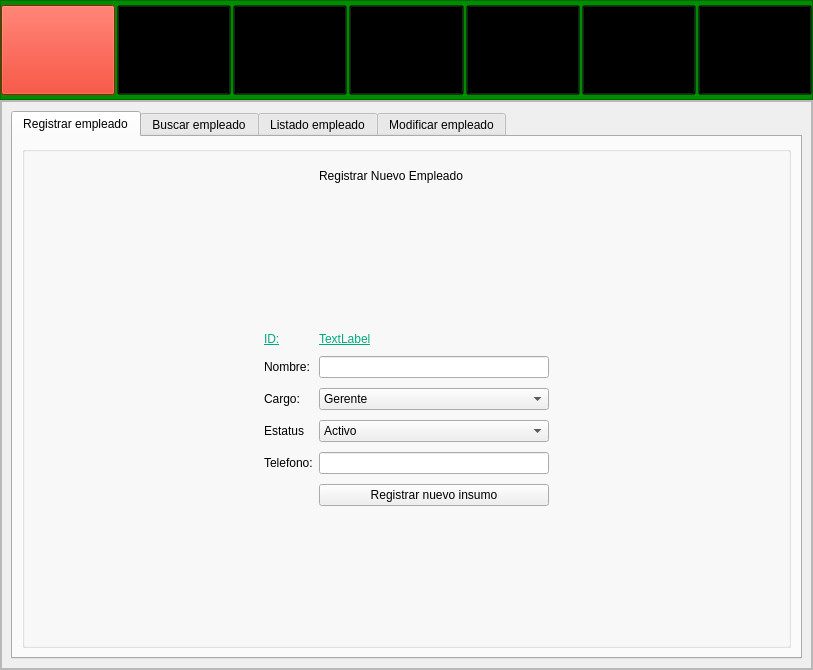
Before: the Qt Designer form mainwindow.ui in AleHdzB/SPVCM, drawn with Qt 5.
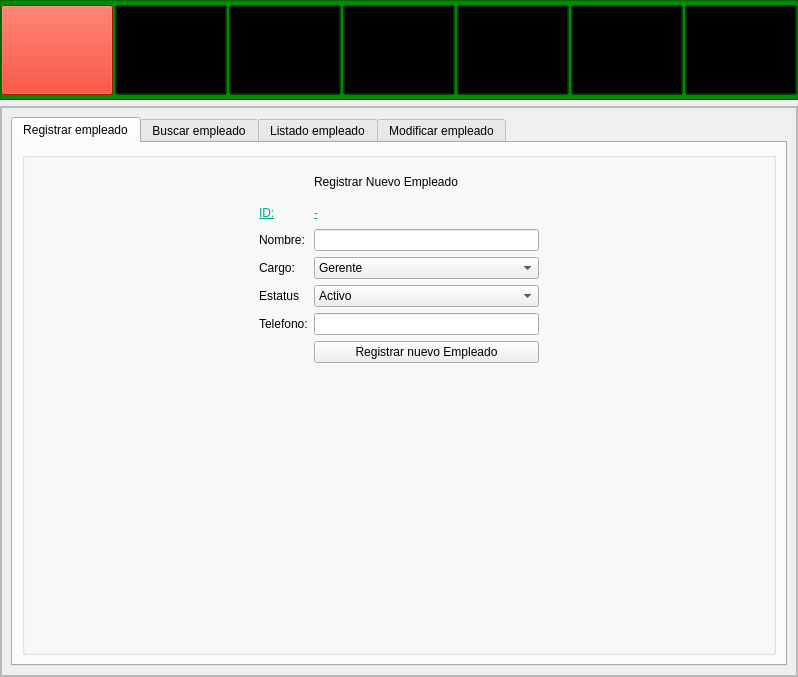
After: the same form once the commit is applied. The open tabs and pages were chosen to show the change. Icons and pictures are not drawn.

Diff of the .ui file:
```diff
--- a/mainwindow.ui
+++ b/mainwindow.ui
@@ -6,18 +6,15 @@
    <rect>
     <x>0</x>
     <y>0</y>
-    <width>813</width>
-    <height>670</height>
+    <width>798</width>
+    <height>677</height>
    </rect>
   </property>
   <property name="windowTitle">
    <string>MainWindow</string>
   </property>
   <widget class="QWidget" name="centralwidget">
-   <layout class="QVBoxLayout" name="verticalLayout_2">
-    <property name="spacing">
-     <number>0</number>
-    </property>
+   <layout class="QGridLayout" name="gridLayout_3">
     <property name="leftMargin">
      <number>0</number>
     </property>
@@ -30,7 +27,7 @@
     <property name="bottomMargin">
      <number>0</number>
     </property>
-    <item>
+    <item row="0" column="0">
      <widget class="QFrame" name="FrameSup">
       <property name="minimumSize">
        <size>
@@ -308,7 +305,7 @@
       </layout>
      </widget>
     </item>
-    <item>
+    <item row="1" column="0">
      <widget class="QFrame" name="FrameInf">
       <property name="styleSheet">
        <string notr="true"/>
@@ -1113,18 +1110,8 @@
                     <property name="title">
                      <string/>
                     </property>
-                    <layout class="QGridLayout" name="gridLayout_5">
-                     <property name="verticalSpacing">
-                      <number>10</number>
-                     </property>
-                     <item row="7" column="4">
-                      <widget class="QPushButton" name="pushButton_Registrar_Empleado">
-                       <property name="text">
-                        <string>Registrar nuevo insumo</string>
-                       </property>
-                      </widget>
-                     </item>
-                     <item row="4" column="1" colspan="2">
+                    <layout class="QGridLayout" name="gridLayout_4">
+                     <item row="3" column="1">
                       <widget class="QLabel" name="label_18">
                        <property name="styleSheet">
                         <string notr="true">font: 14pt &quot;MS Shell Dlg 2&quot;;</string>
@@ -1134,7 +1121,7 @@
                        </property>
                       </widget>
                      </item>
-                     <item row="2" column="1">
+                     <item row="1" column="1">
                       <widget class="QLabel" name="label_17">
                        <property name="styleSheet">
                         <string notr="true">font: 75 14pt &quot;MS Shell Dlg 2&quot;;
@@ -1147,11 +1134,11 @@
                        </property>
                       </widget>
                      </item>
-                     <item row="5" column="4">
-                      <widget class="QComboBox" name="comboBox_Estatus_Empleado">
+                     <item row="3" column="3">
+                      <widget class="QComboBox" name="comboBox_Cargo_Empleado">
                        <item>
                         <property name="text">
-                         <string>Activo</string>
+                         <string>Gerente</string>
                         </property>
                        </item>
                        <item>
@@ -1161,20 +1148,36 @@
                        </item>
                       </widget>
                      </item>
-                     <item row="8" column="4">
-                      <spacer name="verticalSpacer_8">
+                     <item row="2" column="3">
+                      <widget class="QLineEdit" name="lineEdit_Nombre_Empleado"/>
+                     </item>
+                     <item row="5" column="1">
+                      <widget class="QLabel" name="label_16">
+                       <property name="styleSheet">
+                        <string notr="true">font: 14pt &quot;MS Shell Dlg 2&quot;;</string>
+                       </property>
+                       <property name="text">
+                        <string>Telefono:</string>
+                       </property>
+                      </widget>
+                     </item>
+                     <item row="1" column="0">
+                      <spacer name="horizontalSpacer_6">
                        <property name="orientation">
-                        <enum>Qt::Vertical</enum>
+                        <enum>Qt::Horizontal</enum>
                        </property>
                        <property name="sizeHint" stdset="0">
                         <size>
-                         <width>20</width>
-                         <height>40</height>
+                         <width>40</width>
+                         <height>20</height>
                         </size>
                        </property>
                       </spacer>
                      </item>
-                     <item row="0" column="4">
+                     <item row="5" column="3">
+                      <widget class="QLineEdit" name="lineEdit_Telefono_Empleado"/>
+                     </item>
+                     <item row="0" column="3">
                       <widget class="QLabel" name="label_20">
                        <property name="minimumSize">
                         <size>
@@ -1202,8 +1205,29 @@
                        </property>
                       </widget>
                      </item>
-                     <item row="4" column="0">
-                      <spacer name="horizontalSpacer_12">
+                     <item row="6" column="3">
+                      <widget class="QPushButton" name="pushButton_Registrar_Empleado">
+                       <property name="text">
+                        <string>Registrar nuevo Empleado</string>
+                       </property>
+                      </widget>
+                     </item>
+                     <item row="4" column="3">
+                      <widget class="QComboBox" name="comboBox_Estatus_Empleado">
+                       <item>
+                        <property name="text">
+                         <string>Activo</string>
+                        </property>
+                       </item>
+                       <item>
+                        <property name="text">
+                         <string>Inactivo</string>
+                        </property>
+                       </item>
+                      </widget>
+                     </item>
+                     <item row="0" column="4">
+                      <spacer name="horizontalSpacer_7">
                        <property name="orientation">
                         <enum>Qt::Horizontal</enum>
                        </property>
@@ -1215,49 +1239,14 @@
                        </property>
                       </spacer>
                      </item>
-                     <item row="2" column="4">
-                      <widget class="QLabel" name="ID_Empleado">
-                       <property name="styleSheet">
-                        <string notr="true">font: 75 14pt &quot;MS Shell Dlg 2&quot;;
-text-decoration: underline;
-color:rgb(0, 170, 127);</string>
-                       </property>
-                       <property name="text">
-                        <string>TextLabel</string>
-                       </property>
-                      </widget>
-                     </item>
-                     <item row="5" column="1">
+                     <item row="4" column="1">
                       <widget class="QLabel" name="label_21">
                        <property name="text">
                         <string>Estatus</string>
                        </property>
                       </widget>
                      </item>
-                     <item row="0" column="5">
-                      <spacer name="horizontalSpacer_14">
-                       <property name="orientation">
-                        <enum>Qt::Horizontal</enum>
-                       </property>
-                       <property name="sizeHint" stdset="0">
-                        <size>
-                         <width>40</width>
-                         <height>20</height>
-                        </size>
-                       </property>
-                      </spacer>
-                     </item>
-                     <item row="6" column="1" colspan="2">
-                      <widget class="QLabel" name="label_16">
-                       <property name="styleSheet">
-                        <string notr="true">font: 14pt &quot;MS Shell Dlg 2&quot;;</string>
-                       </property>
-                       <property name="text">
-                        <string>Telefono:</string>
-                       </property>
-                      </widget>
-                     </item>
-                     <item row="3" column="1" colspan="2">
+                     <item row="2" column="1">
                       <widget class="QLabel" name="label_19">
                        <property name="styleSheet">
                         <string notr="true">font: 14pt &quot;MS Shell Dlg 2&quot;;</string>
@@ -1267,37 +1256,7 @@
                        </property>
                       </widget>
                      </item>
-                     <item row="6" column="4">
-                      <widget class="QLineEdit" name="lineEdit_Telefono_Empleado"/>
-                     </item>
-                     <item row="4" column="4">
-                      <widget class="QComboBox" name="comboBox_Cargo_Empleado">
-                       <item>
-                        <property name="text">
-                         <string>Gerente</string>
-                        </property>
-                       </item>
-                       <item>
-                        <property name="text">
-                         <string>Cajero</string>
-                        </property>
-                       </item>
-                       <item>
-                        <property name="text">
-                         <string>Repartidor</string>
-                        </property>
-                       </item>
-                       <item>
-                        <property name="text">
-                         <string>Cocinero</string>
-                        </property>
-                       </item>
-                      </widget>
-                     </item>
-                     <item row="3" column="4">
-                      <widget class="QLineEdit" name="lineEdit_Nombre_Empleado"/>
-                     </item>
-                     <item row="1" column="4">
+                     <item row="7" column="3">
                       <spacer name="verticalSpacer_7">
                        <property name="orientation">
                         <enum>Qt::Vertical</enum>
@@ -1310,6 +1269,18 @@
                        </property>
                       </spacer>
                      </item>
+                     <item row="1" column="3">
+                      <widget class="QLabel" name="ID_Empleado">
+                       <property name="styleSheet">
+                        <string notr="true">font: 75 14pt &quot;MS Shell Dlg 2&quot;;
+text-decoration: underline;
+color:rgb(0, 170, 127);</string>
+                       </property>
+                       <property name="text">
+                        <string>-</string>
+                       </property>
+                      </widget>
+                     </item>
                     </layout>
                    </widget>
                   </item>
```
Left out of the diff: 70 changed lines with no effect on the pictures.
